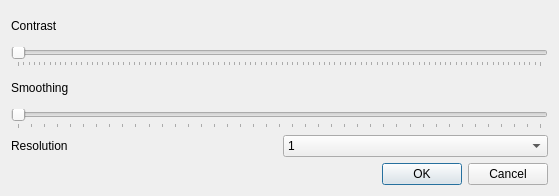
The window that views/improveimage.ui (tmramalho/bigCellBrotherGUI) describes before a commit, drawn with Qt 5.
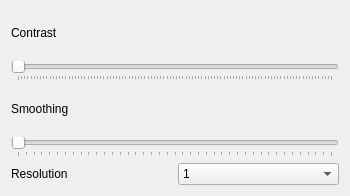
The same window after the commit.

The edit to the form file:
```diff
--- a/views/improveimage.ui
+++ b/views/improveimage.ui
@@ -6,24 +6,20 @@
    <rect>
     <x>0</x>
     <y>0</y>
-    <width>559</width>
+    <width>350</width>
     <height>196</height>
    </rect>
   </property>
+  <property name="sizePolicy">
+   <sizepolicy hsizetype="Fixed" vsizetype="Fixed">
+    <horstretch>0</horstretch>
+    <verstretch>0</verstretch>
+   </sizepolicy>
+  </property>
   <property name="windowTitle">
    <string>Dialog</string>
   </property>
   <layout class="QGridLayout" name="gridLayout">
-   <item row="3" column="0">
-    <widget class="QDialogButtonBox" name="buttonBox">
-     <property name="orientation">
-      <enum>Qt::Horizontal</enum>
-     </property>
-     <property name="standardButtons">
-      <set>QDialogButtonBox::Cancel|QDialogButtonBox::Ok</set>
-     </property>
-    </widget>
-   </item>
    <item row="0" column="0">
     <layout class="QGridLayout" name="gridLayout_2">
      <item row="2" column="0">
```
Left out of the diff: 35 changed lines with no effect on the pictures.
